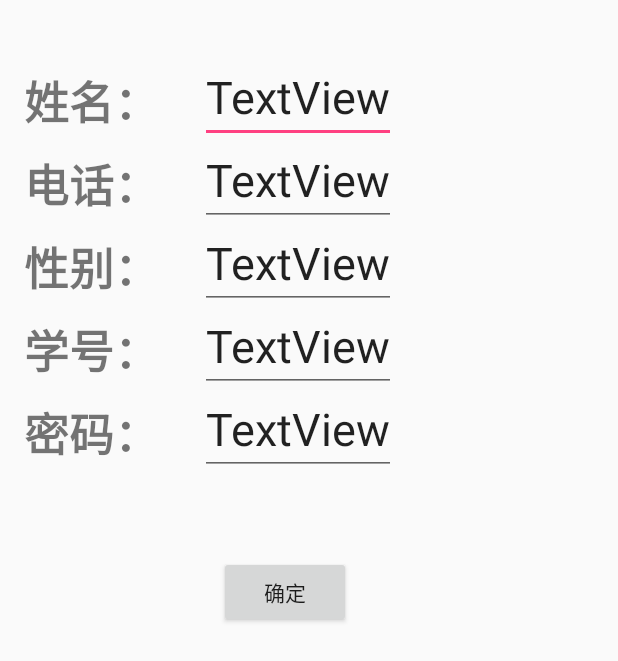
After one commit to matrix-yang/cloudcontact, an Android app: the layout activity_edit.xml on its own in the app's theme, with its tools: preview values and no code run, on a phone screen of 412 x 824 dp. The commit adds this screen. Shown: the top 661 px of the screen. Run offline under Robolectric (Android 15) with nearby library versions, the phone set to English and light mode, and no system bars.

Commit message:
complete the edit activity

```diff
--- a/app/src/main/AndroidManifest.xml
+++ b/app/src/main/AndroidManifest.xml
@@ -20,6 +20,8 @@
         </activity>
         <activity android:name=".infoActivity">
         </activity>
+        <activity android:name=".editActivity">
+        </activity>
     </application>
 
 </manifest>
--- a/app/src/main/java/com/example/matrix_yang/cloudcontact/MainActivity.java
+++ b/app/src/main/java/com/example/matrix_yang/cloudcontact/MainActivity.java
@@ -67,9 +67,15 @@ public class MainActivity extends Activity {
             public void onItemClick(ZrcListView parent, View view, int position, long id) {
                 Friend f= (Friend) listView.getItemAtPosition(position);
                 System.out.println("------------->"+f.toString());
-                Intent intent =new Intent(MainActivity.this,infoActivity.class);
-                intent.putExtra("info",f.toString());
-                startActivity(intent);
+                if(f.getId()==1){
+                    Intent intent =new Intent(MainActivity.this,editActivity.class);
+                    intent.putExtra("info",f.toString());
+                    startActivity(intent);
+                }else {
+                    Intent intent =new Intent(MainActivity.this,infoActivity.class);
+                    intent.putExtra("info",f.toString());
+                    startActivity(intent);
+                }
             }
         });
 
--- /dev/null
+++ b/app/src/main/java/com/example/matrix_yang/cloudcontact/editActivity.java
@@ -0,0 +1,32 @@
+package com.example.matrix_yang.cloudcontact;
+
+import android.content.Intent;
+import android.support.v7.app.AppCompatActivity;
+import android.os.Bundle;
+import android.widget.EditText;
+import android.widget.TextView;
+import model.Friend;
+import util.Util;
+
+public class editActivity extends AppCompatActivity {
+
+    @Override
+    protected void onCreate(Bundle savedInstanceState) {
+        super.onCreate(savedInstanceState);
+        setContentView(R.layout.activity_edit);
+        Intent intent=getIntent();
+        String s=intent.getStringExtra("info");
+        Friend friend= Util.string2Friend(s);
+        //System.out.println("222222222222222222"+friend.toString());
+        EditText name = (EditText) findViewById(R.id.textView2);
+        name.setText(friend.getName());
+        EditText phone = (EditText) findViewById(R.id.textView4);
+        phone.setText(friend.getPhoneNum());
+        EditText sex = (EditText) findViewById(R.id.textView6);
+        sex.setText(friend.getSex());
+        EditText stuid = (EditText) findViewById(R.id.textView8);
+        stuid.setText(friend.getStuId());
+        EditText pwd = (EditText) findViewById(R.id.textView10);
+        pwd.setText(friend.getPwd());
+    }
+}
--- /dev/null
+++ b/app/src/main/res/layout/activity_edit.xml
@@ -0,0 +1,150 @@
+<?xml version="1.0" encoding="utf-8"?>
+<android.support.constraint.ConstraintLayout
+        xmlns:android="http://schemas.android.com/apk/res/android"
+        xmlns:tools="http://schemas.android.com/tools"
+        xmlns:app="http://schemas.android.com/apk/res-auto"
+        android:layout_width="match_parent"
+        android:layout_height="match_parent"
+        tools:context="com.example.matrix_yang.cloudcontact.infoActivity">
+
+    <LinearLayout
+            android:orientation="vertical"
+            android:layout_width="344dp"
+            android:layout_height="495dp" tools:layout_editor_absoluteY="28dp"
+            tools:layout_editor_absoluteX="8dp">
+        <RelativeLayout
+                android:layout_width="match_parent"
+                android:layout_height="40dp">
+
+        </RelativeLayout>
+        <RelativeLayout
+                android:layout_width="match_parent"
+                android:layout_height="55dp">
+
+            <EditText
+                    android:inputType="textPersonName"
+                    android:text="TextView"
+                    android:layout_width="wrap_content"
+                    android:layout_height="wrap_content" android:id="@+id/textView2"
+                    android:textSize="30sp"
+                    android:layout_marginLeft="27dp"
+                    android:layout_marginStart="27dp" android:layout_alignBaseline="@+id/textView1"
+                    android:layout_alignBottom="@+id/textView1" android:layout_toRightOf="@+id/textView1"
+                    android:layout_toEndOf="@+id/textView1"/>
+            <TextView
+                    android:text="姓名："
+                    android:layout_width="wrap_content"
+                    android:layout_height="wrap_content" android:id="@+id/textView1"
+                    android:layout_marginLeft="16dp"
+                    android:layout_marginStart="16dp" android:textSize="30sp" android:textStyle="bold"
+                    android:textAlignment="center" android:layout_centerVertical="true"
+                    android:layout_alignParentLeft="true" android:layout_alignParentStart="true"/>
+        </RelativeLayout>
+        <RelativeLayout
+                android:layout_width="match_parent"
+                android:layout_height="55dp">
+
+            <EditText
+                    android:inputType="textPersonName"
+                    android:text="TextView"
+                    android:layout_width="wrap_content"
+                    android:layout_height="wrap_content" android:id="@+id/textView4"
+                    android:textSize="30sp"
+                    android:layout_marginLeft="27dp"
+                    android:layout_marginStart="27dp" android:layout_alignBaseline="@+id/textView3"
+                    android:layout_alignBottom="@+id/textView3" android:layout_toRightOf="@+id/textView3"
+                    android:layout_toEndOf="@+id/textView3"/>
+            <TextView
+                    android:text="电话："
+                    android:layout_width="wrap_content"
+                    android:layout_height="wrap_content" android:id="@+id/textView3"
+                    android:layout_marginLeft="16dp"
+                    android:layout_marginStart="16dp" android:textSize="30sp" android:textStyle="bold"
+                    android:textAlignment="center" android:layout_centerVertical="true"
+                    android:layout_alignParentLeft="true" android:layout_alignParentStart="true"/>
+        </RelativeLayout>
+        <RelativeLayout
+                android:layout_width="match_parent"
+                android:layout_height="55dp">
+
+            <EditText
+                    android:inputType="textPersonName"
+                    android:text="TextView"
+                    android:layout_width="wrap_content"
+                    android:layout_height="wrap_content" android:id="@+id/textView6"
+                    android:textSize="30sp"
+                    android:layout_marginLeft="27dp"
+                    android:layout_marginStart="27dp" android:layout_alignBaseline="@+id/textView5"
+                    android:layout_alignBottom="@+id/textView5" android:layout_toRightOf="@+id/textView5"
+                    android:layout_toEndOf="@+id/textView5"/>
+            <TextView
+                    android:text="性别："
+                    android:layout_width="wrap_content"
+                    android:layout_height="wrap_content" android:id="@+id/textView5"
+                    android:layout_marginLeft="16dp"
+                    android:layout_marginStart="16dp" android:textSize="30sp" android:textStyle="bold"
+                    android:textAlignment="center" android:layout_centerVertical="true"
+                    android:layout_alignParentLeft="true" android:layout_alignParentStart="true"/>
+        </RelativeLayout>
+        <RelativeLayout
+                android:layout_width="match_parent"
+                android:layout_height="55dp">
+
+            <EditText
+                    android:inputType="textPersonName"
+                    android:text="TextView"
+                    android:layout_width="wrap_content"
+                    android:layout_height="wrap_content" android:id="@+id/textView8"
+                    android:textSize="30sp"
+                    android:layout_marginLeft="27dp"
+                    android:layout_marginStart="27dp" android:layout_alignBaseline="@+id/textView7"
+                    android:layout_alignBottom="@+id/textView7" android:layout_toRightOf="@+id/textView7"
+                    android:layout_toEndOf="@+id/textView7"/>
+            <TextView
+                    android:text="学号："
+                    android:layout_width="wrap_content"
+                    android:layout_height="wrap_content" android:id="@+id/textView7"
+                    android:layout_marginLeft="16dp"
+                    android:layout_marginStart="16dp" android:textSize="30sp" android:textStyle="bold"
+                    android:textAlignment="center" android:layout_centerVertical="true"
+                    android:layout_alignParentLeft="true" android:layout_alignParentStart="true"/>
+        </RelativeLayout>
+        <RelativeLayout
+                android:layout_width="match_parent"
+                android:layout_height="55dp">
+
+            <EditText
+                    android:inputType="textPersonName"
+                    android:text="TextView"
+                    android:layout_width="wrap_content"
+                    android:layout_height="wrap_content" android:id="@+id/textView10"
+                    android:textSize="30sp"
+                    android:layout_marginLeft="27dp"
+                    android:layout_marginStart="27dp" android:layout_alignBaseline="@+id/textView9"
+                    android:layout_alignBottom="@+id/textView9" android:layout_toRightOf="@+id/textView9"
+                    android:layout_toEndOf="@+id/textView9"/>
+            <TextView
+                    android:text="密码："
+                    android:layout_width="wrap_content"
+                    android:layout_height="wrap_content" android:id="@+id/textView9"
+                    android:layout_marginLeft="16dp"
+                    android:layout_marginStart="16dp" android:textSize="30sp" android:textStyle="bold"
+                    android:textAlignment="center" android:layout_centerVertical="true"
+                    android:layout_alignParentLeft="true" android:layout_alignParentStart="true"/>
+        </RelativeLayout>
+        <RelativeLayout
+                android:layout_width="match_parent"
+                android:layout_height="match_parent">
+
+            <Button
+                    android:text="确定"
+                    android:layout_width="wrap_content"
+                    android:layout_height="wrap_content" android:id="@+id/button2"
+                    android:textAlignment="center"
+                    android:layout_marginRight="110dp"
+                    android:layout_marginEnd="110dp"
+                    android:layout_alignParentTop="true" android:layout_alignParentRight="true"
+                    android:layout_alignParentEnd="true" android:layout_marginTop="54dp"/>
+        </RelativeLayout>
+    </LinearLayout>
+</android.support.constraint.ConstraintLayout>
--- a/app/src/main/res/layout/activity_main1.xml
+++ /dev/null
@@ -1,19 +0,0 @@
-<?xml version="1.0" encoding="utf-8"?>
-<android.support.constraint.ConstraintLayout
-        xmlns:android="http://schemas.android.com/apk/res/android"
-        xmlns:tools="http://schemas.android.com/tools"
-        xmlns:app="http://schemas.android.com/apk/res-auto"
-        android:layout_width="match_parent"
-        android:layout_height="match_parent"
-        tools:context="com.example.matrix_yang.cloudcontact.MainActivity1">
-
-    <TextView
-            android:layout_width="wrap_content"
-            android:layout_height="wrap_content"
-            android:text="Hello World!"
-            app:layout_constraintBottom_toBottomOf="parent"
-            app:layout_constraintLeft_toLeftOf="parent"
-            app:layout_constraintRight_toRightOf="parent"
-            app:layout_constraintTop_toTopOf="parent"/>
-
-</android.support.constraint.ConstraintLayout>
```
